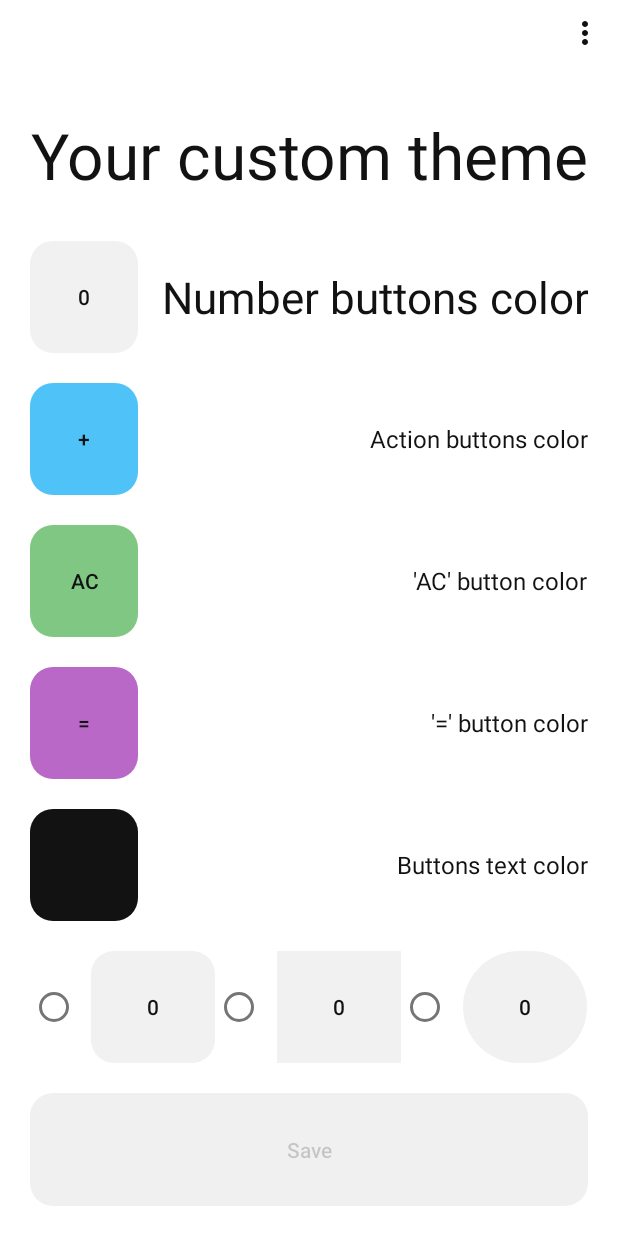
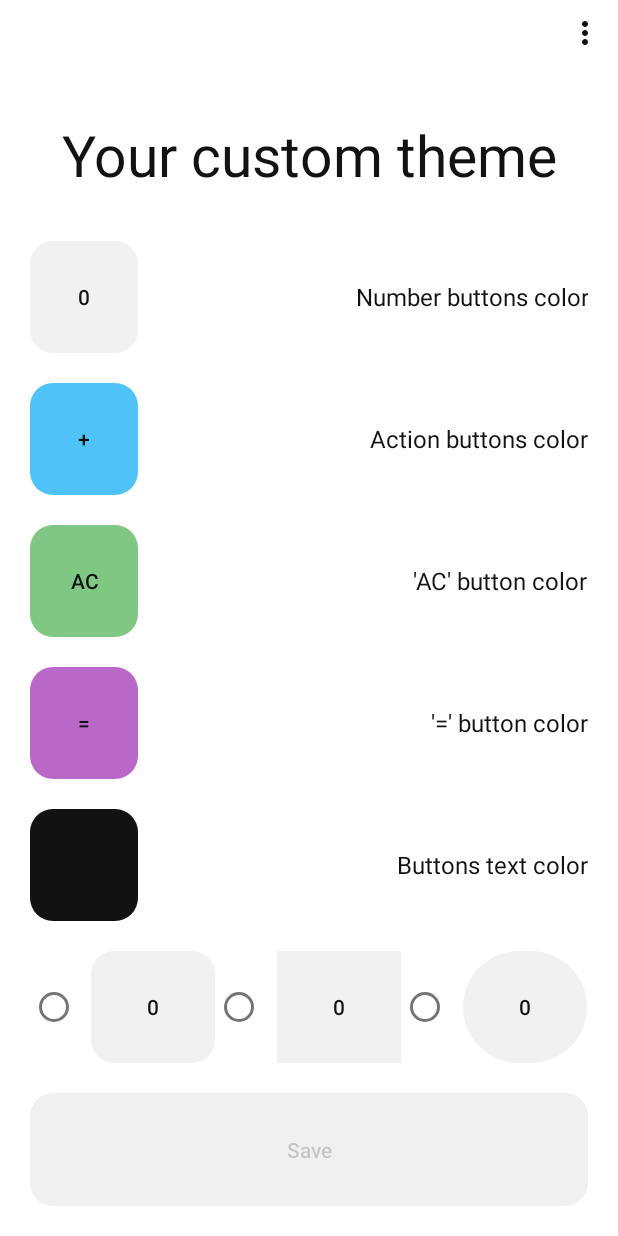
Before and after one commit to IlyasMukatdisov/EasyCalculator, an Android app: the CustomizationActivity screen opened directly, with no data from a screen before it, on a phone screen of 412 x 824 dp. Run offline under Robolectric (Android 15) with nearby library versions, the phone set to English and light mode, and no system bars; libraries missing offline, so code that uses them is left out: com.azeesoft.lib.

Commit message:
text size CustomizationActivity.kt

```diff
--- a/app/src/main/res/layout/activity_customization.xml
+++ b/app/src/main/res/layout/activity_customization.xml
@@ -49,8 +49,8 @@
             android:layout_width="match_parent"
             android:layout_height="0dp"
             android:layout_weight="1"
-            android:layout_marginStart="20dp"
-            android:layout_marginEnd="20dp"
+            android:layout_marginStart="40dp"
+            android:layout_marginEnd="40dp"
             android:gravity="center">
 
             <androidx.appcompat.widget.AppCompatTextView
@@ -90,7 +90,6 @@
 
             <androidx.appcompat.widget.AppCompatTextView
                 android:layout_marginStart="10dp"
-                app:autoSizeTextType="uniform"
                 android:id="@+id/tv_cc_numbers_color"
                 android:layout_width="0dp"
                 android:layout_height="match_parent"
```
Also changed, not shown: app/src/main/java/com/gmail/mukatdisovilyas/easycalculator/CustomizationActivity.kt (+26 -21 lines).
